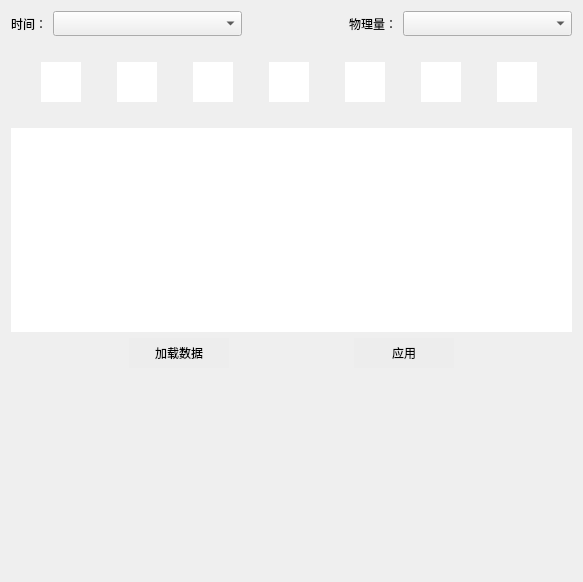
Qt form src/FormPostprocessing.ui (Aiopr-bits/MAVES) before a commit.
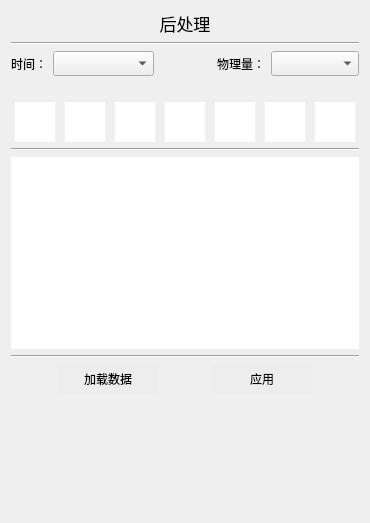
The same form after that commit. Icons and pictures are not drawn.

Commit message: feat:后处理子页面调整优化

Patch:
```diff
--- a/src/FormPostprocessing.ui
+++ b/src/FormPostprocessing.ui
@@ -6,8 +6,8 @@
    <rect>
     <x>0</x>
     <y>0</y>
-    <width>583</width>
-    <height>582</height>
+    <width>370</width>
+    <height>523</height>
    </rect>
   </property>
   <property name="windowTitle">
@@ -18,7 +18,29 @@
   </property>
   <layout class="QGridLayout" name="gridLayout">
    <item row="0" column="0">
-    <layout class="QVBoxLayout" name="verticalLayout" stretch="10,5,10,5,30,10,30">
+    <layout class="QVBoxLayout" name="verticalLayout">
+     <item>
+      <widget class="QLabel" name="label_3">
+       <property name="font">
+        <font>
+         <pointsize>13</pointsize>
+        </font>
+       </property>
+       <property name="text">
+        <string>后处理</string>
+       </property>
+       <property name="alignment">
+        <set>Qt::AlignCenter</set>
+       </property>
+      </widget>
+     </item>
+     <item>
+      <widget class="Line" name="line_3">
+       <property name="orientation">
+        <enum>Qt::Horizontal</enum>
+       </property>
+      </widget>
+     </item>
      <item>
       <layout class="QHBoxLayout" name="horizontalLayout_2" stretch="5,2,5">
        <item>
@@ -423,20 +445,11 @@
       </layout>
      </item>
      <item>
-      <spacer name="verticalSpacer_3">
+      <widget class="Line" name="line">
        <property name="orientation">
-        <enum>Qt::Vertical</enum>
+        <enum>Qt::Horizontal</enum>
        </property>
-       <property name="sizeType">
-        <enum>QSizePolicy::Fixed</enum>
-       </property>
-       <property name="sizeHint" stdset="0">
-        <size>
-         <width>50</width>
-         <height>20</height>
-        </size>
-       </property>
-      </spacer>
+      </widget>
      </item>
      <item>
       <widget class="QTreeView" name="treeView">
@@ -471,6 +484,13 @@
        </attribute>
       </widget>
      </item>
+     <item>
+      <widget class="Line" name="line_2">
+       <property name="orientation">
+        <enum>Qt::Horizontal</enum>
+       </property>
+      </widget>
+     </item>
      <item>
       <layout class="QHBoxLayout" name="horizontalLayout_4">
        <item>
```
Left out of the diff: 7 changed lines with no effect on the pictures. The commit also changes 1 other file.
